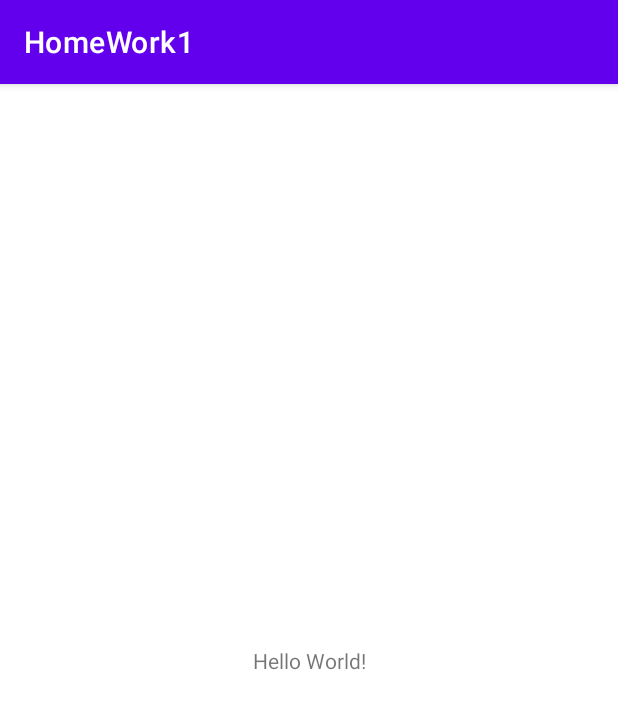
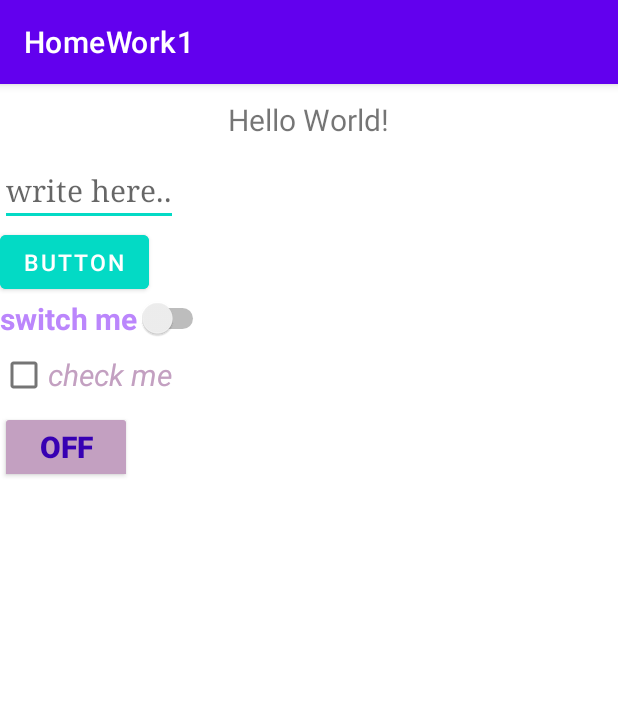
Before and after one commit to Kerencev/HomeWork1, an Android app: the screen it shows after launch (MainActivity), on a phone screen of 412 x 824 dp. Shown: the top 709 px of the screen. Run offline under Robolectric (Android 15) with nearby library versions, the phone set to English and light mode, and no system bars.

Commit message:
Первый пункт дз готов

```diff
--- a/app/src/main/res/layout/activity_main.xml
+++ b/app/src/main/res/layout/activity_main.xml
@@ -1,18 +1,57 @@
 <?xml version="1.0" encoding="utf-8"?>
-<androidx.constraintlayout.widget.ConstraintLayout xmlns:android="http://schemas.android.com/apk/res/android"
+<LinearLayout xmlns:android="http://schemas.android.com/apk/res/android"
     xmlns:app="http://schemas.android.com/apk/res-auto"
     xmlns:tools="http://schemas.android.com/tools"
     android:layout_width="match_parent"
     android:layout_height="match_parent"
+    android:orientation="vertical"
     tools:context=".MainActivity">
 
     <TextView
         android:layout_width="wrap_content"
         android:layout_height="wrap_content"
+        android:layout_gravity="center"
+        android:layout_margin="10dp"
         android:text="Hello World!"
-        app:layout_constraintBottom_toBottomOf="parent"
-        app:layout_constraintLeft_toLeftOf="parent"
-        app:layout_constraintRight_toRightOf="parent"
-        app:layout_constraintTop_toTopOf="parent" />
+        android:textSize="20sp" />
 
-</androidx.constraintlayout.widget.ConstraintLayout>
+    <EditText
+        android:layout_width="wrap_content"
+        android:layout_height="wrap_content"
+        android:hint="write here.."
+        android:textSize="20sp"
+        android:typeface="serif" />
+
+    <Button
+        android:layout_width="wrap_content"
+        android:layout_height="wrap_content"
+        android:backgroundTint="@color/teal_200"
+        android:text="button"
+        android:textSize="15sp" />
+
+    <Switch
+        android:layout_width="wrap_content"
+        android:layout_height="wrap_content"
+        android:text="switch me"
+        android:textColor="@color/purple_200"
+        android:textSize="20sp"
+        android:textStyle="bold" />
+
+    <CheckBox
+        android:layout_width="wrap_content"
+        android:layout_height="wrap_content"
+        android:text="check me"
+        android:textColor="@color/material_dynamic_tertiary70"
+        android:textSize="20sp"
+        android:textStyle="italic" />
+
+    <ToggleButton
+        android:layout_width="wrap_content"
+        android:layout_height="wrap_content"
+        android:backgroundTint="@color/material_dynamic_tertiary70"
+        android:textColor="@color/design_default_color_primary_variant"
+        android:textSize="20sp"
+        android:textStyle="bold" />
+
+
+</LinearLayout>
```
